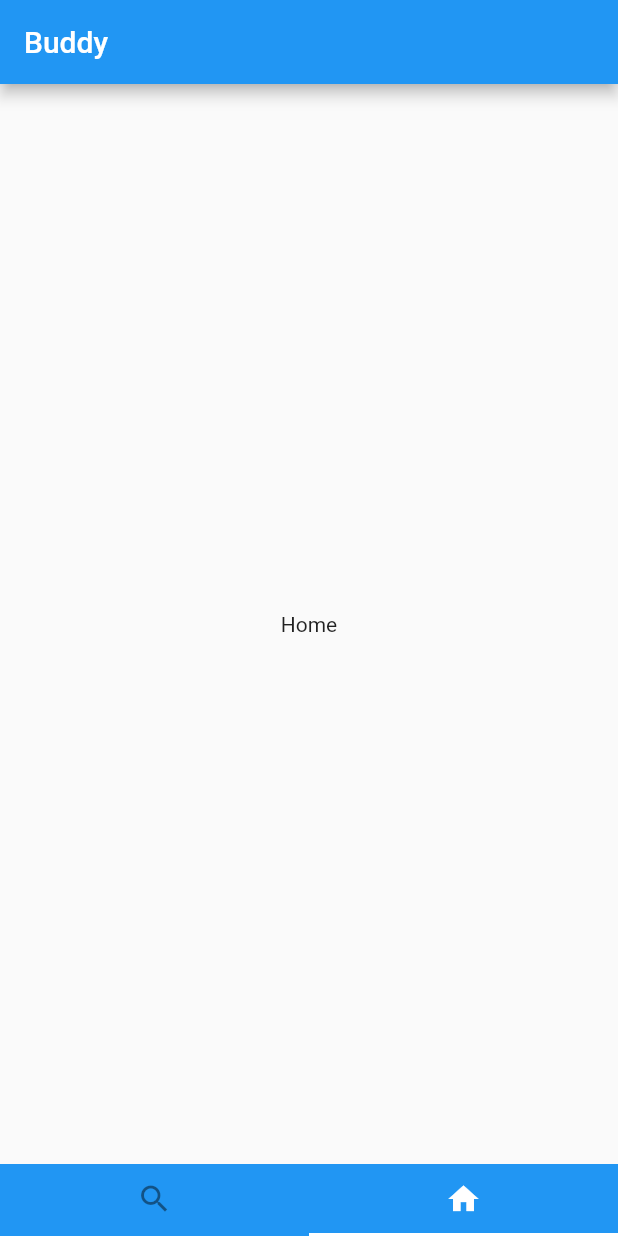
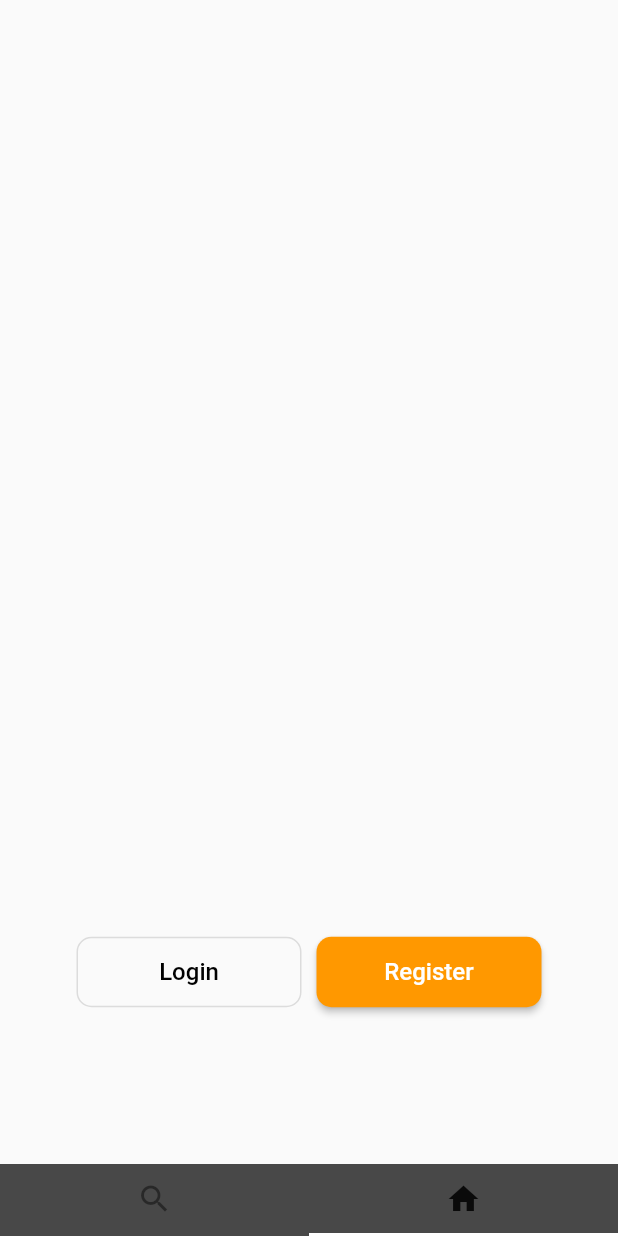
Before and after one commit to gisandan0321/buddy, a Flutter app: the screen it shows after launch, tab 2 chosen, on a phone screen of 412 x 824 dp. Run offline on Flutter 3.47's test engine with Material 2 defaults, Android fonts, the phone set to English and light mode, and no system bars.

Commit message:
Login and Register Page

```diff
--- a/lib/Home.dart
+++ b/lib/Home.dart
@@ -1,9 +1,11 @@
 
+import 'package:buddy/Register.dart';
 import 'package:buddy/Search.dart';
 import 'package:flutter/cupertino.dart';
 import 'package:flutter/material.dart';
 
 import 'AlwaysDisabledFocusNode.dart';
+import 'Login.dart';
 import 'SlideLeft.dart';
 
 class Home extends StatefulWidget {
@@ -16,6 +18,9 @@ class _HomeState extends State<Home> with TickerProviderStateMixin  {
 
   TabController tabController;
 
+  bool isLoggedIn = false;
+  String view = "";
+
   @override
   void initState() {
     tabController = new TabController(length: 2, vsync: this, initialIndex: 0);
@@ -27,12 +32,24 @@ class _HomeState extends State<Home> with TickerProviderStateMixin  {
 
     Size size = MediaQuery.of(context).size;
 
-    return new Scaffold(
-      appBar: new AppBar(
-        title: new Text("Buddy"),
-      ),
+    return new WillPopScope(
+      onWillPop: () async {
+        if (view.isNotEmpty) {
+          setState(() {
+            view = "";
+          });
+          return false;
+        } else {
+          return true;
+        }
+      },
+      child: new Scaffold(
         body: TabBarView(
           children: <Widget>[
+            new Column(
+              children: <Widget>[
+                new SizedBox(height: 50),
+                // Your Logo Here
                 new Container(
                   padding: EdgeInsets.all(20),
                   child: new TextField(
@@ -49,24 +66,80 @@ class _HomeState extends State<Home> with TickerProviderStateMixin  {
                       OutlineInputBorder(borderRadius: BorderRadius.circular(32.0)),
                       enabledBorder: OutlineInputBorder(
                         borderRadius: BorderRadius.circular(32.0),
-                  borderSide: BorderSide(color: Colors.blue, width: 1.0),
+                        borderSide: BorderSide(color: Colors.orange, width: 1.0),
                       ),
                     ),
                     onTap: () {
                       Navigator.push(context, SlideLeft(page: Search()));
                     },
                   ),
+                )
+              ],
             ),
-          new Center(
-            child: new Text("Home"),
+            (isLoggedIn) ? new Center(
+              child: new Text("Load the screen here"),
+            ) : (view.isEmpty) ? new Center(
+              child: new ListView(
+                children: <Widget>[
+                  new SizedBox(height: size.height - 200), // Replace with your widgets here
+                  new Row(
+                    crossAxisAlignment: CrossAxisAlignment.center,
+                    mainAxisAlignment: MainAxisAlignment.center,
+                    children: <Widget>[
+                      new Container(
+                        width: 150,
+                        child: new OutlineButton(
+                          shape: RoundedRectangleBorder(
+                            borderRadius: BorderRadius.circular(10),
+                          ),
+                          onPressed: () {
+                            setState(() {
+                              view = "login";
+                            });
+                          },
+                          padding: EdgeInsets.all(14),
+                          child: Text("Login",
+                              style: TextStyle(
+                                  color: Colors.black,
+                                  fontSize: 16
                               )
+                          ),
+                        ),
+                      ),
+                      new SizedBox(width: 10),
+                      new Container(
+                        width: 150,
+                        child: new RaisedButton(
+                          shape: RoundedRectangleBorder(
+                            borderRadius: BorderRadius.circular(10),
+                          ),
+                          onPressed: () {
+                            setState(() {
+                              view = "register";
+                            });
+                          },
+                          padding: EdgeInsets.all(14),
+                          color: Colors.orange,
+                          child: Text("Register",
+                              style: TextStyle(
+                                  color: Colors.white,
+                                  fontSize: 16
+                              )
+                          ),
+                        ),
+                      )
+                    ],
+                  )
+                ],
+              ),
+            ): (view == "register") ? new Register() : new Login()
           ],
           controller: tabController,
         ),
         bottomNavigationBar: new Container(
           width: size.width,
           decoration: BoxDecoration(
-            color: Colors.blue,
+              color: Colors.black54,
               boxShadow: [BoxShadow(
                 color: Colors.grey,
               ),]
@@ -85,6 +158,7 @@ class _HomeState extends State<Home> with TickerProviderStateMixin  {
               ]
           ),
         ),
+      ),
     );
   }
 }
--- /dev/null
+++ b/lib/Login.dart
@@ -0,0 +1,24 @@
+
+
+import 'package:flutter/cupertino.dart';
+
+class Login extends StatefulWidget {
+
+  static String tag = "/login";
+
+  @override
+  _LoginState createState() => new _LoginState();
+}
+
+class _LoginState extends State<Login> {
+
+  Widget build(BuildContext context) {
+    return new ListView(
+      children: <Widget>[
+        new Center(
+          child: new Text("Just add any widget below or replace this centered text widget"),
+        )
+      ],
+    );
+  }
+}
--- /dev/null
+++ b/lib/Register.dart
@@ -0,0 +1,24 @@
+
+
+import 'package:flutter/cupertino.dart';
+
+class Register extends StatefulWidget {
+
+  static String tag = "/register";
+
+  @override
+  _RegisterState createState() => new _RegisterState();
+}
+
+class _RegisterState extends State<Register> {
+
+  Widget build(BuildContext context) {
+    return new ListView(
+      children: <Widget>[
+        new Center(
+          child: new Text("Just add any widget below or replace this centered text widget"),
+        )
+      ],
+    );
+  }
+}
--- a/lib/Search.dart
+++ b/lib/Search.dart
@@ -17,8 +17,6 @@ class _SearchState extends State<Search> {
 
   @override
   Widget build(BuildContext context) {
-
-
     return new Scaffold(
         appBar: new AppBar(
           title: new Container(
@@ -57,7 +55,7 @@ class _SearchState extends State<Search> {
                   borderRadius: BorderRadius.circular(5.0),
                 ),
               ),
-              cursorColor: Colors.blue,
+              cursorColor: Colors.orange,
             ),
           ),
           leading: null,
--- a/lib/main.dart
+++ b/lib/main.dart
@@ -15,8 +15,8 @@ void main() {
     title: "Buddy",
     debugShowCheckedModeBanner: false,
     theme: new ThemeData(
-        primarySwatch: Colors.blue,
-        accentColor: Colors.blue,
+        primarySwatch: Colors.orange,
+        accentColor: Colors.orange,
         brightness: Brightness.light,
         dialogBackgroundColor: Colors.white
       // or Colors.green or any color darker than white (this is line 66)
```
Lines whose indentation alone changed are shown as unchanged.
